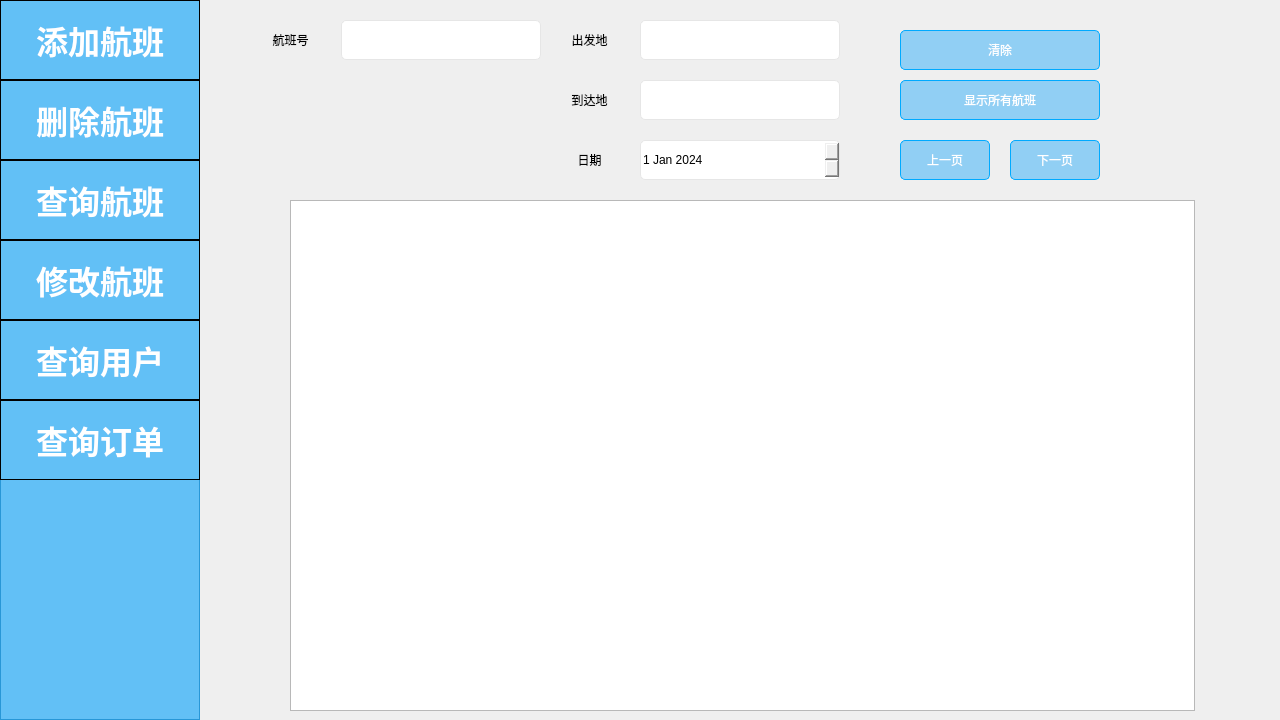
KamChiHei/330, file Pro1 mk34/admin_form.ui: the form before one commit.
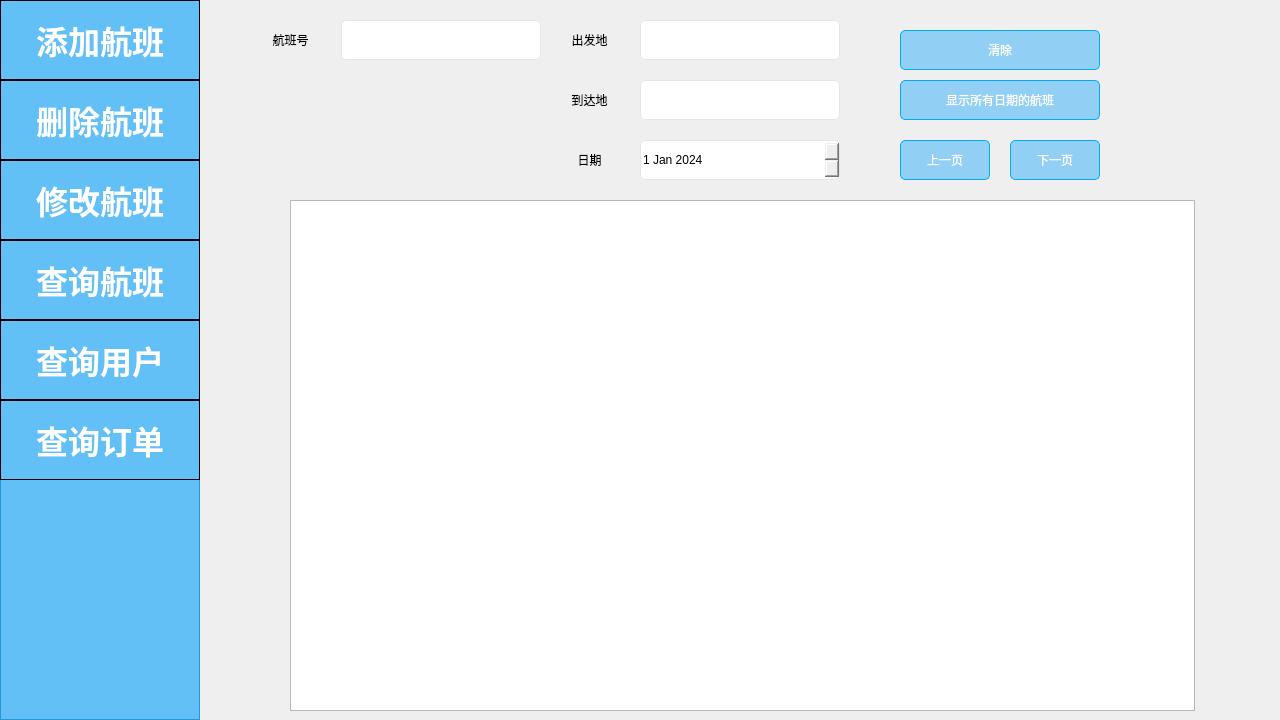
The form after the commit. The open tabs and pages were chosen to show the change. Icons and pictures are not drawn.

Diff of the .ui file:
```diff
--- a/Pro1 mk34/admin_form.ui
+++ b/Pro1 mk34/admin_form.ui
@@ -912,7 +912,7 @@
       <property name="geometry">
        <rect>
         <x>0</x>
-        <y>160</y>
+        <y>240</y>
         <width>80</width>
         <height>80</height>
        </rect>
@@ -983,9 +983,9 @@
      <widget class="QLabel" name="label_status">
       <property name="geometry">
        <rect>
-        <x>120</x>
+        <x>70</x>
         <y>70</y>
-        <width>201</width>
+        <width>251</width>
         <height>31</height>
        </rect>
       </property>
@@ -1021,7 +1021,7 @@
 }</string>
       </property>
       <property name="text">
-       <string>显示所有航班</string>
+       <string>显示所有日期的航班</string>
       </property>
      </widget>
      <widget class="QLineEdit" name="lineEdit_selectedFlightId">
@@ -2055,7 +2055,7 @@
     <property name="geometry">
      <rect>
       <x>0</x>
-      <y>160</y>
+      <y>240</y>
       <width>200</width>
       <height>80</height>
      </rect>
@@ -2094,7 +2094,7 @@
     <property name="geometry">
      <rect>
       <x>0</x>
-      <y>240</y>
+      <y>160</y>
       <width>200</width>
       <height>80</height>
      </rect>
```
Left out of the diff: 6 changed lines with no effect on the pictures.
